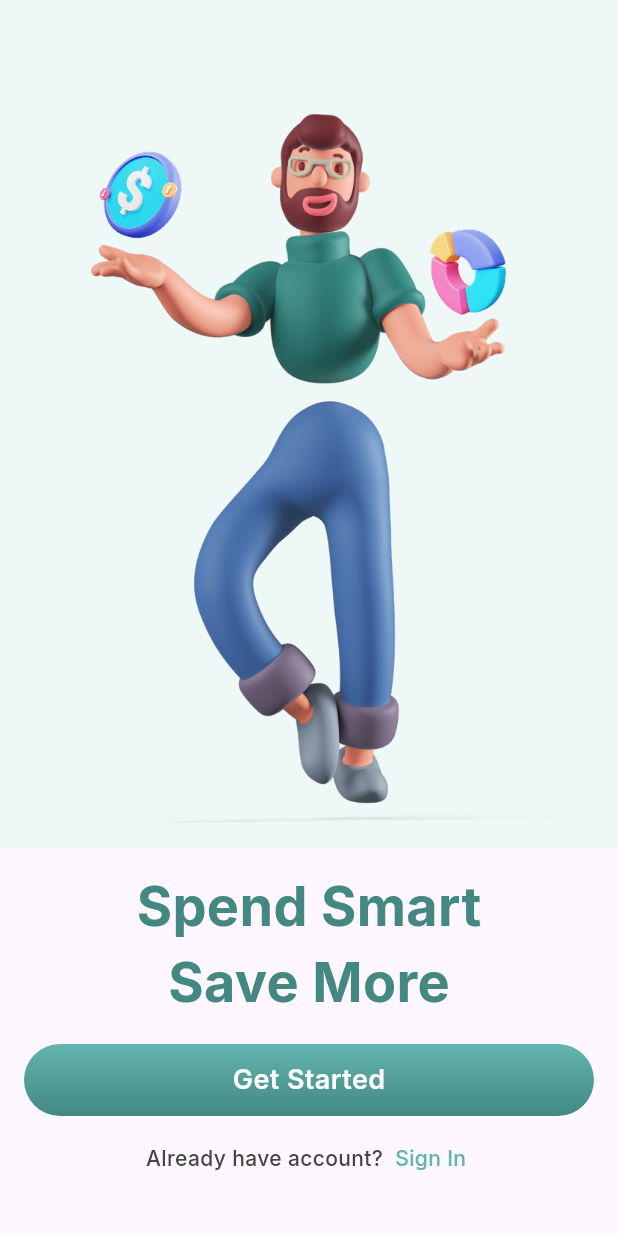
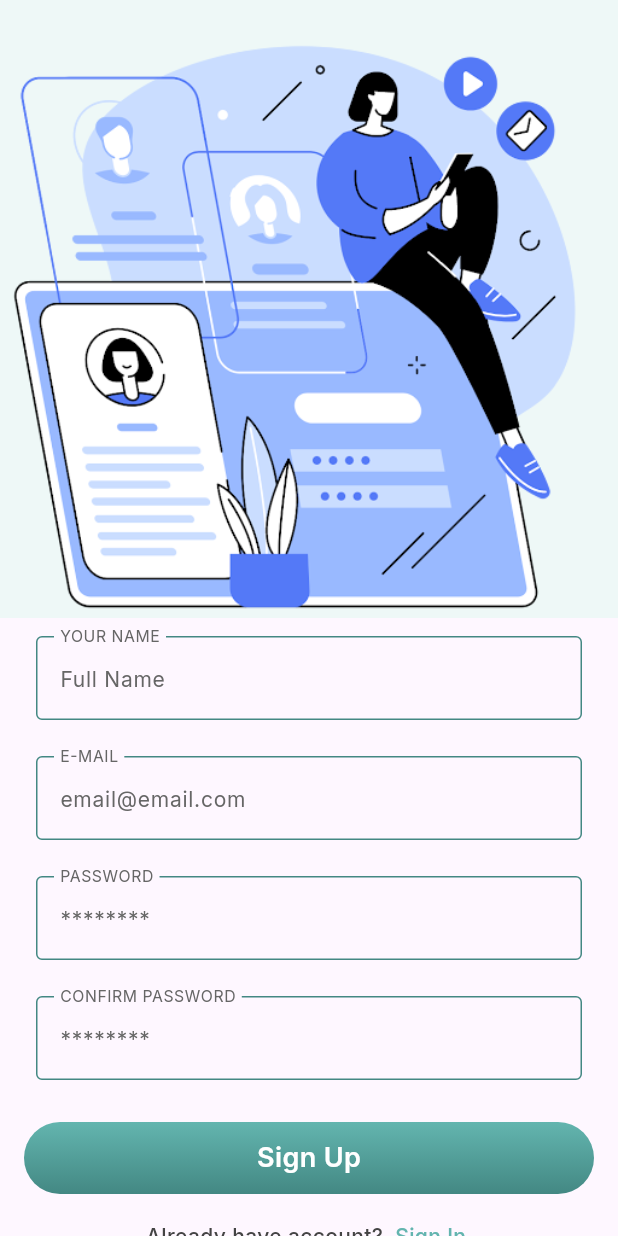
Before and after one commit to hlfs12345/Flutter, a Flutter app: the screen it shows after launch, on a phone screen of 412 x 824 dp. Run offline on Flutter 3.47's test engine with Material 3 defaults, Android fonts, the phone set to English and light mode, and no system bars.

Commit message:
Sign Up Page

```diff
--- a/financy_app/lib/app.dart
+++ b/financy_app/lib/app.dart
@@ -1,4 +1,4 @@
-import 'package:financy_app/onboarding/onboarding_page.dart';
+import 'package:financy_app/features/sign_up/sign_up_page.dart';
 import 'package:flutter/material.dart';
 
 class App extends StatelessWidget {
@@ -7,7 +7,7 @@ class App extends StatelessWidget {
   @override
   Widget build(BuildContext context) {
     return MaterialApp(
-      home: OnboardingPage(),
+      home: SignUpPage(),
     );
   }
 }
--- a/financy_app/lib/common/constants/app_colors.dart
+++ b/financy_app/lib/common/constants/app_colors.dart
@@ -8,7 +8,8 @@ class AppColors {
   static const Color iceWhite = Color(0xFFEEF8F7);
   static const Color white = Color(0xffffffff);
   static const Color red = Color(0xFFFF0000);
-  static const Color gray = Color(0xFF444444);
+  static const Color darkGray = Color(0xFF444444);
+  static const Color gray = Color(0xFF666666);
 
   static const List<Color> gradientColor = [
     Color(0xFF63B5AF),
@@ -19,6 +20,4 @@ class AppColors {
     Color(0xFFB3B6B6),
     Color(0xFF838383),
   ];
-
-
 }
--- a/financy_app/lib/common/constants/app_text_styles.dart
+++ b/financy_app/lib/common/constants/app_text_styles.dart
@@ -6,24 +6,36 @@ class AppTextStyles {
   static const TextStyle bigText = TextStyle(
     fontSize: 50.0,
     fontWeight: FontWeight.w700,
-    fontFamily: 'Inter'
+    fontFamily: 'Inter',
   );
 
   static const TextStyle mediumText = TextStyle(
     fontSize: 36.0,
     fontWeight: FontWeight.w700,
-    fontFamily: 'Inter'
+    fontFamily: 'Inter',
   );
 
   static const TextStyle mediumText18 = TextStyle(
     fontSize: 18.0,
     fontWeight: FontWeight.w600,
-    fontFamily: 'Inter'
+    fontFamily: 'Inter',
   );
 
   static const TextStyle smallText = TextStyle(
     fontSize: 14.0,
     fontWeight: FontWeight.w500,
-    fontFamily: 'Inter'
+    fontFamily: 'Inter',
+  );
+
+  static const TextStyle inputLabelText = TextStyle(
+    fontSize: 14.0,
+    fontWeight: FontWeight.w400,
+    fontFamily: 'Inter',
+  );
+
+  static const TextStyle textFormInnerText = TextStyle(
+    fontSize: 16.0,
+    fontWeight: FontWeight.w500,
+    fontFamily: 'Inter',
   );
 }
--- a/financy_app/lib/common/widgets/action_text_button.dart
+++ b/financy_app/lib/common/widgets/action_text_button.dart
@@ -20,7 +20,7 @@ class CustomTextButton extends StatelessWidget {
       children: [
         Text(
           primaryText,
-          style: AppTextStyles.smallText.copyWith(color: AppColors.gray),
+          style: AppTextStyles.smallText.copyWith(color: AppColors.darkGray),
         ),
         Material(
           color: Colors.transparent,
--- /dev/null
+++ b/financy_app/lib/common/widgets/custom_text_form_field.dart
@@ -0,0 +1,65 @@
+import 'package:financy_app/common/constants/app_colors.dart';
+import 'package:financy_app/common/constants/app_text_styles.dart';
+import 'package:flutter/material.dart';
+
+class CustomTextFormField extends StatefulWidget {
+  final EdgeInsetsGeometry? padding;
+  final String labelText;
+  final String? hintText;
+  final TextCapitalization? textCapitalization;
+  final TextInputType? textInputType;
+  final TextInputAction? textInputAction;
+  const CustomTextFormField({
+    super.key,
+    this.padding,
+    required this.labelText,
+    this.hintText,
+    this.textCapitalization,
+    this.textInputType,
+    this.textInputAction,
+  });
+
+  @override
+  State<CustomTextFormField> createState() => _CustomTextFormFieldState();
+}
+
+class _CustomTextFormFieldState extends State<CustomTextFormField> {
+  final defaultBorder = OutlineInputBorder(
+    borderSide: BorderSide(color: AppColors.finalGradientColor),
+  );
+
+  @override
+  Widget build(BuildContext context) {
+    return Padding(
+      padding:
+          widget.padding ??
+          EdgeInsets.symmetric(vertical: 12.0, horizontal: 24.0),
+      child: TextFormField(
+        textCapitalization:
+            widget.textCapitalization ?? TextCapitalization.none,
+        textInputAction: widget.textInputAction,
+        keyboardType: widget.textInputType,
+        style: AppTextStyles.textFormInnerText.copyWith(
+          color: AppColors.finalGradientColor,
+        ),
+        decoration: InputDecoration(
+          labelStyle: AppTextStyles.inputLabelText.copyWith(
+            color: AppColors.gray,
+          ),
+          labelText: widget.labelText.toUpperCase(),
+          hintText: widget.hintText ?? '',
+          hintStyle: AppTextStyles.inputLabelText.copyWith(
+            color: AppColors.gray,
+          ),
+          floatingLabelBehavior: FloatingLabelBehavior.always,
+          border: defaultBorder,
+          focusedBorder: defaultBorder,
+          errorBorder: defaultBorder,
+          focusedErrorBorder: defaultBorder,
+          disabledBorder: defaultBorder,
+          enabledBorder: defaultBorder,
+        ),
+      ),
+    );
+  }
+}
--- /dev/null
+++ b/financy_app/lib/features/sign_up/sign_up_page.dart
@@ -0,0 +1,67 @@
+import 'package:financy_app/common/constants/app_colors.dart';
+import 'package:financy_app/common/constants/app_text_styles.dart';
+import 'package:financy_app/common/widgets/action_text_button.dart';
+import 'package:financy_app/common/widgets/custom_text_form_field.dart';
+import 'package:financy_app/common/widgets/primary_button.dart';
+import 'package:flutter/material.dart';
+
+class SignUpPage extends StatelessWidget {
+  const SignUpPage({super.key});
+
+  @override
+  Widget build(BuildContext context) {
+    return Scaffold(
+      body: ListView(
+        children: <Widget>[
+          Expanded(
+            child: Container(
+              color: AppColors.iceWhite,
+              child: Image.asset('assets/images/register.png'),
+            ),
+          ),
+          Form(
+            child: Column(
+              children: [
+                CustomTextFormField(
+                  labelText: 'Your Name',
+                  hintText: 'Full Name',
+                  textCapitalization: TextCapitalization.words,
+                  textInputAction: TextInputAction.next,
+                ),
+                CustomTextFormField(
+                  labelText: 'E-mail',
+                  hintText: 'email@email.com',
+                  textInputAction: TextInputAction.next,
+                ),
+                CustomTextFormField(
+                  labelText: 'Password',
+                  hintText: '********',
+                  textInputAction: TextInputAction.next,
+                ),
+                CustomTextFormField(
+                  labelText: 'Confirm Password',
+                  hintText: '********',
+                  textInputAction: TextInputAction.done,
+                ),
+              ],
+            ),
+          ),
+
+          Padding(
+            padding: const EdgeInsets.all(16.0),
+            child: PrimaryButton(
+              text: 'Sign Up',
+              onPressed: () => print('teste Sign Up'),
+            ),
+          ),
+          CustomTextButton(
+            primaryText: 'Already have account? ',
+            actionText: 'Sign In',
+            onPressed: () => print('account SignIn'),
+          ),
+          const SizedBox(height: 40.0),
+        ],
+      ),
+    );
+  }
+}
```
Also changed, not shown: financy_app/assets/images/register.png (added), financy_app/lib/features/onboarding/onboarding_page.dart (renamed from financy_app/lib/onboarding/onboarding_page.dart).
